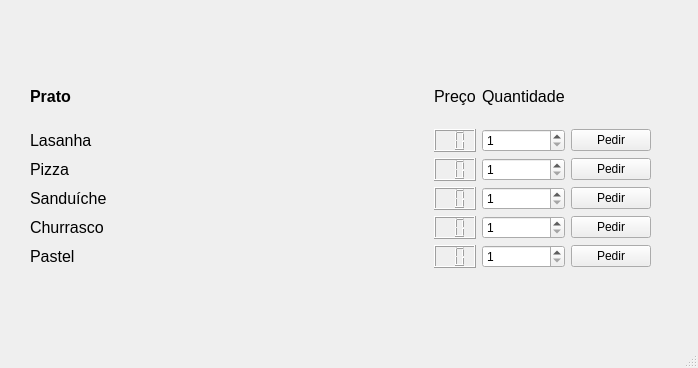
First picture: the form in mainwindow_cardapio.ui, repository Smart-Resto/smart-resto_v1, before the edit.
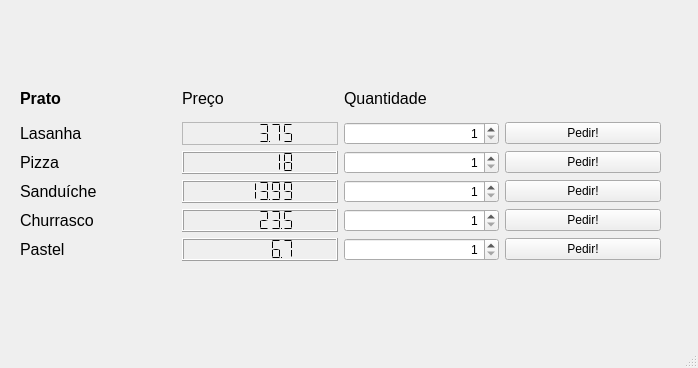
Second picture: the form after the edit.

Commit message:
#5 implementação dos valores dos itens do cardapio
agora o valor dos itens é atualizado quando clicamos no botão de
incremeto.
proxima ação: implemtação da funcionalidade "voltar"

Diff of the .ui file:
```diff
--- a/mainwindow_cardapio.ui
+++ b/mainwindow_cardapio.ui
@@ -17,44 +17,93 @@
    <widget class="QWidget" name="">
     <property name="geometry">
      <rect>
-      <x>30</x>
-      <y>70</y>
-      <width>621</width>
-      <height>198</height>
+      <x>20</x>
+      <y>80</y>
+      <width>641</width>
+      <height>181</height>
      </rect>
     </property>
     <layout class="QGridLayout" name="gridLayout">
      <property name="sizeConstraint">
-      <enum>QLayout::SetNoConstraint</enum>
+      <enum>QLayout::SetMinAndMaxSize</enum>
      </property>
-     <item row="4" column="2">
+     <item row="4" column="1">
       <widget class="QLCDNumber" name="lcdNumber_2">
+       <property name="smallDecimalPoint">
+        <bool>true</bool>
+       </property>
        <property name="digitCount">
-        <number>2</number>
+        <number>6</number>
        </property>
+       <property name="segmentStyle">
+        <enum>QLCDNumber::Flat</enum>
+       </property>
+       <property name="value" stdset="0">
+        <double>18.000000000000000</double>
+       </property>
       </widget>
      </item>
-     <item row="4" column="3">
-      <widget class="QSpinBox" name="spinBox_02">
-       <property name="minimum">
-        <number>1</number>
+     <item row="3" column="1">
+      <widget class="QLCDNumber" name="lcdNumber_1">
+       <property name="frameShape">
+        <enum>QFrame::StyledPanel</enum>
        </property>
-       <property name="maximum">
-        <number>10</number>
+       <property name="lineWidth">
+        <number>4</number>
        </property>
+       <property name="midLineWidth">
+        <number>3</number>
+       </property>
+       <property name="smallDecimalPoint">
+        <bool>true</bool>
+       </property>
+       <property name="digitCount">
+        <number>6</number>
+       </property>
+       <property name="segmentStyle">
+        <enum>QLCDNumber::Flat</enum>
+       </property>
+       <property name="value" stdset="0">
+        <double>3.750000000000000</double>
+       </property>
       </widget>
      </item>
-     <item row="5" column="2">
+     <item row="5" column="1">
       <widget class="QLCDNumber" name="lcdNumber_3">
+       <property name="smallDecimalPoint">
+        <bool>true</bool>
+       </property>
        <property name="digitCount">
-        <number>2</number>
+        <number>6</number>
        </property>
+       <property name="segmentStyle">
+        <enum>QLCDNumber::Flat</enum>
+       </property>
+       <property name="value" stdset="0">
+        <double>13.990000000000000</double>
+       </property>
       </widget>
      </item>
-     <item row="4" column="4">
+     <item row="4" column="2">
+      <widget class="QSpinBox" name="spinBox_02">
+       <property name="alignment">
+        <set>Qt::AlignRight|Qt::AlignTrailing|Qt::AlignVCenter</set>
+       </property>
+       <property name="prefix">
+        <string/>
+       </property>
+       <property name="minimum">
+        <number>1</number>
+       </property>
+       <property name="maximum">
+        <number>10</number>
+       </property>
+      </widget>
+     </item>
+     <item row="4" column="3">
       <widget class="QPushButton" name="pushButton_02">
        <property name="text">
-        <string>Pedir</string>
+        <string>Pedir!</string>
        </property>
       </widget>
      </item>
@@ -70,7 +119,7 @@
        </property>
       </widget>
      </item>
-     <item row="1" column="3">
+     <item row="1" column="2">
       <widget class="QLabel" name="label_index_quantidade">
        <property name="font">
         <font>
@@ -82,8 +131,14 @@
        </property>
       </widget>
      </item>
-     <item row="5" column="3">
+     <item row="5" column="2">
       <widget class="QSpinBox" name="spinBox_03">
+       <property name="alignment">
+        <set>Qt::AlignRight|Qt::AlignTrailing|Qt::AlignVCenter</set>
+       </property>
+       <property name="prefix">
+        <string/>
+       </property>
        <property name="minimum">
         <number>1</number>
        </property>
@@ -108,7 +163,7 @@
        </property>
       </widget>
      </item>
-     <item row="1" column="2">
+     <item row="1" column="1">
       <widget class="QLabel" name="label_index_valor">
        <property name="font">
         <font>
@@ -120,41 +175,53 @@
        </property>
       </widget>
      </item>
-     <item row="3" column="4">
+     <item row="3" column="3">
       <widget class="QPushButton" name="pushButton_01">
        <property name="text">
-        <string>Pedir</string>
+        <string>Pedir!</string>
        </property>
       </widget>
      </item>
-     <item row="4" column="0">
-      <widget class="QLabel" name="label_prato_02">
-       <property name="font">
-        <font>
-         <pointsize>12</pointsize>
-        </font>
-       </property>
-       <property name="text">
-        <string>Pizza</string>
-       </property>
-      </widget>
-     </item>
-     <item row="5" column="4">
+     <item row="5" column="3">
       <widget class="QPushButton" name="pushButton_03">
        <property name="text">
-        <string>Pedir</string>
+        <string>Pedir!</string>
        </property>
       </widget>
      </item>
-     <item row="6" column="2">
+     <item row="6" column="1">
       <widget class="QLCDNumber" name="lcdNumber_4">
+       <property name="smallDecimalPoint">
+        <bool>true</bool>
+       </property>
        <property name="digitCount">
-        <number>2</number>
+        <number>6</number>
+       </property>
+       <property name="segmentStyle">
+        <enum>QLCDNumber::Flat</enum>
+       </property>
+       <property name="value" stdset="0">
+        <double>23.500000000000000</double>
        </property>
       </widget>
      </item>
-     <item row="6" column="3">
+     <item row="6" column="2">
       <widget class="QSpinBox" name="spinBox_04">
+       <property name="alignment">
+        <set>Qt::AlignRight|Qt::AlignTrailing|Qt::AlignVCenter</set>
+       </property>
+       <property name="buttonSymbols">
+        <enum>QAbstractSpinBox::UpDownArrows</enum>
+       </property>
+       <property name="specialValueText">
+        <string/>
+       </property>
+       <property name="showGroupSeparator" stdset="0">
+        <bool>false</bool>
+       </property>
+       <property name="prefix">
+        <string/>
+       </property>
        <property name="minimum">
         <number>1</number>
        </property>
@@ -175,22 +242,46 @@
        </property>
       </widget>
      </item>
-     <item row="7" column="2">
+     <item row="7" column="1">
       <widget class="QLCDNumber" name="lcdNumber_5">
+       <property name="lineWidth">
+        <number>1</number>
+       </property>
+       <property name="midLineWidth">
+        <number>0</number>
+       </property>
+       <property name="smallDecimalPoint">
+        <bool>true</bool>
+       </property>
        <property name="digitCount">
-        <number>2</number>
+        <number>6</number>
        </property>
-      </widget>
-     </item>
-     <item row="7" column="4">
-      <widget class="QPushButton" name="pushButton_05">
-       <property name="text">
-        <string>Pedir</string>
+       <property name="segmentStyle">
+        <enum>QLCDNumber::Flat</enum>
+       </property>
+       <property name="value" stdset="0">
+        <double>6.700000000000000</double>
        </property>
       </widget>
      </item>
      <item row="7" column="3">
+      <widget class="QPushButton" name="pushButton_05">
+       <property name="text">
+        <string>Pedir!</string>
+       </property>
+      </widget>
+     </item>
+     <item row="7" column="2">
       <widget class="QSpinBox" name="spinBox_05">
+       <property name="inputMethodHints">
+        <set>Qt::ImhDigitsOnly</set>
+       </property>
+       <property name="alignment">
+        <set>Qt::AlignRight|Qt::AlignTrailing|Qt::AlignVCenter</set>
+       </property>
+       <property name="prefix">
+        <string/>
+       </property>
        <property name="minimum">
         <number>1</number>
        </property>
@@ -199,8 +290,17 @@
        </property>
       </widget>
      </item>
-     <item row="3" column="3">
+     <item row="3" column="2">
       <widget class="QSpinBox" name="spinBox_01">
+       <property name="wrapping">
+        <bool>false</bool>
+       </property>
+       <property name="alignment">
+        <set>Qt::AlignRight|Qt::AlignTrailing|Qt::AlignVCenter</set>
+       </property>
+       <property name="prefix">
+        <string/>
+       </property>
        <property name="minimum">
         <number>1</number>
        </property>
@@ -221,10 +321,10 @@
        </property>
       </widget>
      </item>
-     <item row="6" column="4">
+     <item row="6" column="3">
       <widget class="QPushButton" name="pushButton_04">
        <property name="text">
-        <string>Pedir</string>
+        <string>Pedir!</string>
        </property>
       </widget>
      </item>
@@ -240,23 +340,15 @@
        </property>
       </widget>
      </item>
-     <item row="3" column="1">
-      <spacer name="horizontalSpacer">
-       <property name="orientation">
-        <enum>Qt::Horizontal</enum>
+     <item row="4" column="0">
+      <widget class="QLabel" name="label_prato_02">
+       <property name="font">
+        <font>
+         <pointsize>12</pointsize>
+        </font>
        </property>
-       <property name="sizeHint" stdset="0">
-        <size>
-         <width>40</width>
-         <height>20</height>
-        </size>
-       </property>
-      </spacer>
-     </item>
-     <item row="3" column="2">
-      <widget class="QLCDNumber" name="lcdNumber">
-       <property name="digitCount">
-        <number>2</number>
+       <property name="text">
+        <string>Pizza</string>
        </property>
       </widget>
      </item>
```
The commit also changes 6 other files.
